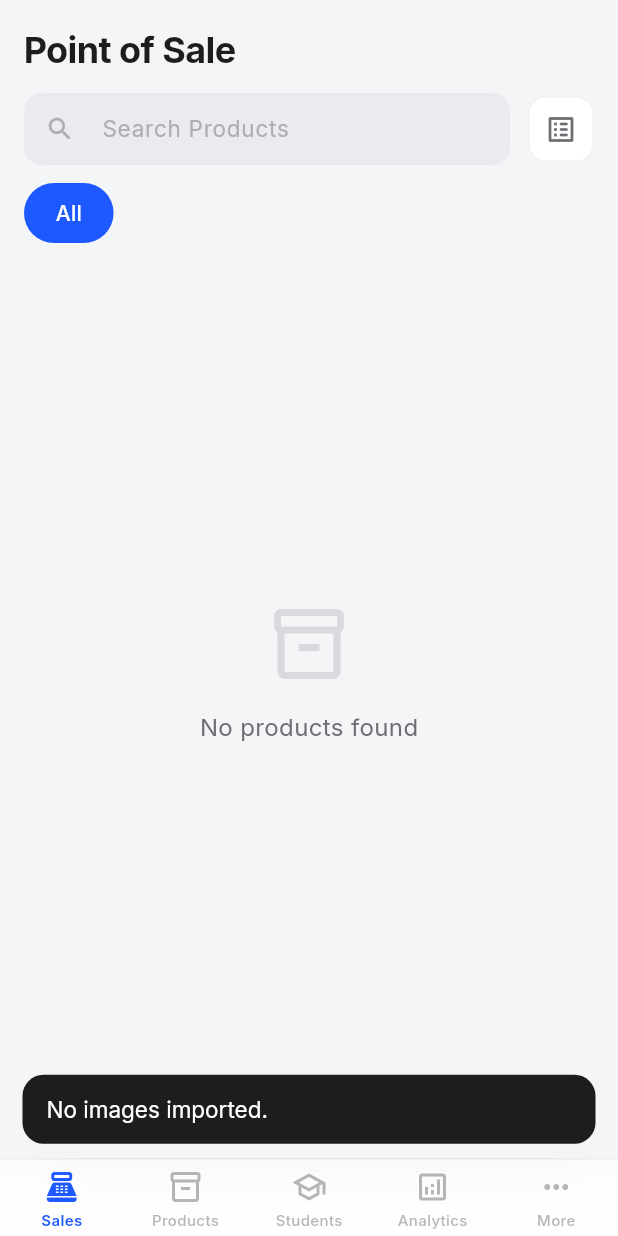
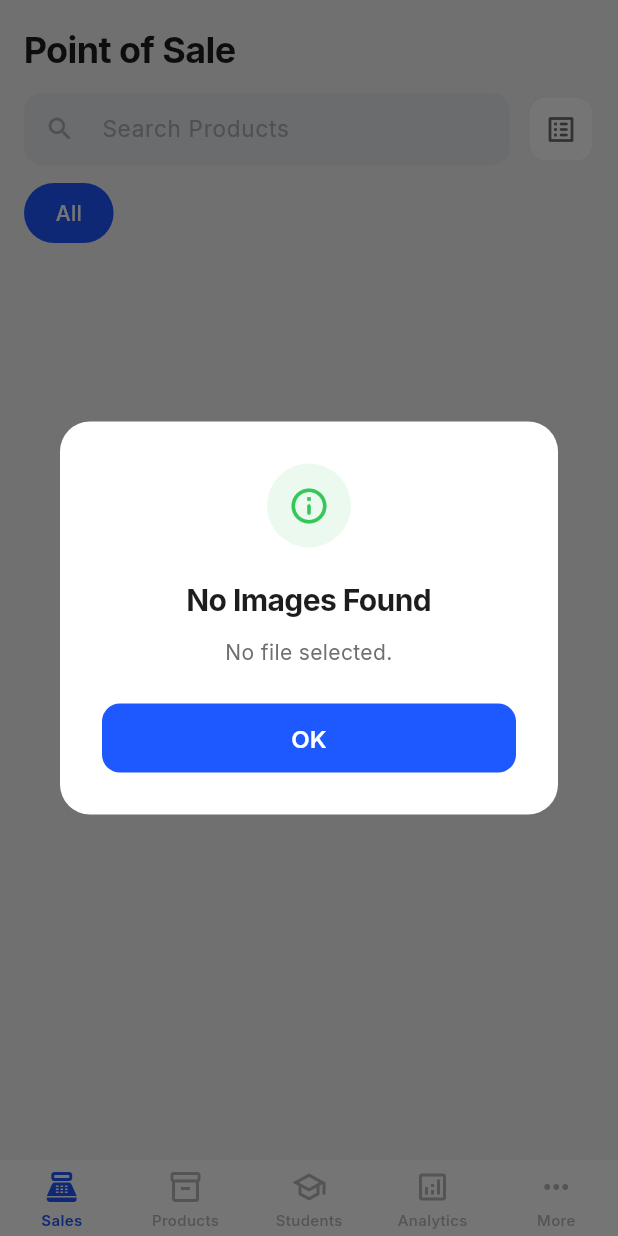
Before and after one commit to yaseen615/carbon-stores, a Flutter app: the _SettingsModalContent widget shown alone on an empty page, opened directly, after a tap on "Import Images Backup", on a phone screen of 412 x 824 dp. Run offline on Flutter 3.47's test engine with Material 3 defaults, Android fonts, the phone set to English and light mode, and no system bars; our stand-ins replace cloud_firestore, csv, file_picker, firebase_core, fl_chart, flutter_riverpod and 7 more; missing offline and left inert: dart:js_interop; accounts and stored records are empty.

Commit message:
Fix image import: use FileType.any for Android, add result popup dialog

```diff
--- a/lib/core/services/local_storage_service.dart
+++ b/lib/core/services/local_storage_service.dart
@@ -134,52 +134,82 @@ class LocalStorageService {
     return null;
   }
 
-  /// Import backup
-  Future<int> importBackup() async {
+  /// Import backup — returns a result with count and message for UI feedback.
+  Future<ImportResult> importBackup() async {
     try {
+      // Use FileType.any on mobile — FileType.custom with 'zip' is unreliable
+      // on many Android file managers (SAF doesn't respect extension filters).
       FilePickerResult? result = await FilePicker.pickFiles(
-        type: FileType.custom,
-        allowedExtensions: ['zip'],
-        withData: true, // Required for Web + Android content:// URIs
+        type: FileType.any,
+        withData: true,
       );
 
       if (result == null || result.files.isEmpty) {
-        debugPrint('[ImageImport] No file selected');
-        return 0;
+        return const ImportResult(count: 0, message: 'No file selected.');
       }
 
       final pickedFile = result.files.single;
+
+      // Validate that user picked a zip file
+      final fileName = pickedFile.name.toLowerCase();
+      if (!fileName.endsWith('.zip')) {
+        return ImportResult(
+          count: 0,
+          message: 'Please select a .zip file. Selected: ${pickedFile.name}',
+          isError: true,
+        );
+      }
+
       Uint8List? bytes = pickedFile.bytes;
 
       // On Android, bytes may be null even with withData: true for large files.
-      // Fall back to reading from the file path if available.
       if (bytes == null && pickedFile.path != null) {
         try {
           bytes = await File(pickedFile.path!).readAsBytes();
         } catch (e) {
-          debugPrint('[ImageImport] Failed to read file from path: $e');
-          return 0;
+          debugPrint('[ImageImport] Failed to read from path: $e');
+          return ImportResult(
+            count: 0,
+            message: 'Could not read file: $e',
+            isError: true,
+          );
         }
       }
 
       if (bytes == null || bytes.isEmpty) {
-        debugPrint('[ImageImport] No bytes available from picked file');
-        return 0;
+        return const ImportResult(
+          count: 0,
+          message: 'Selected file appears to be empty.',
+          isError: true,
+        );
       }
 
-      debugPrint('[ImageImport] Read ${bytes.length} bytes from zip');
+      debugPrint('[ImageImport] Read ${bytes.length} bytes from ${pickedFile.name}');
 
-      final archive = ZipDecoder().decodeBytes(bytes);
-      int restoredCount = 0;
+      final Archive archive;
+      try {
+        archive = ZipDecoder().decodeBytes(bytes);
+      } catch (e) {
+        return ImportResult(
+          count: 0,
+          message: 'Invalid zip file. Could not decode: $e',
+          isError: true,
+        );
+      }
 
       debugPrint('[ImageImport] Archive contains ${archive.length} entries');
+
+      if (archive.isEmpty) {
+        return const ImportResult(count: 0, message: 'Zip file contains no images.');
+      }
+
+      int restoredCount = 0;
 
       if (kIsWeb) {
         final prefs = await SharedPreferences.getInstance();
         for (final file in archive) {
           if (file.isFile) {
             final data = file.content as List<int>;
-            // Ensure web keys have img_ prefix
             var key = file.name;
             if (!key.startsWith('img_')) {
               key = 'img_$key';
@@ -198,31 +228,54 @@ class LocalStorageService {
         for (final file in archive) {
           if (file.isFile) {
             final data = file.content as List<int>;
-            // Strip img_ prefix if present (web exports use it, native doesn't)
-            var fileName = file.name;
-            if (fileName.startsWith('img_')) {
-              fileName = fileName.replaceFirst('img_', '');
+            var name = file.name;
+            if (name.startsWith('img_')) {
+              name = name.replaceFirst('img_', '');
             }
-            // Also strip any directory path components from zip entries
-            if (fileName.contains('/')) {
-              fileName = fileName.split('/').last;
+            if (name.contains('/')) {
+              name = name.split('/').last;
             }
-            if (fileName.isEmpty) continue;
+            if (name.isEmpty) continue;
 
-            final localFile = File('${imagesDir.path}/$fileName');
+            final localFile = File('${imagesDir.path}/$name');
             await localFile.writeAsBytes(data);
-            debugPrint('[ImageImport] Restored: $fileName (${data.length} bytes)');
+            debugPrint('[ImageImport] Restored: $name (${data.length} bytes)');
             restoredCount++;
           }
         }
       }
 
       debugPrint('[ImageImport] Total restored: $restoredCount');
-      return restoredCount;
+
+      if (restoredCount == 0) {
+        return const ImportResult(count: 0, message: 'Zip file had no image files to restore.');
+      }
+
+      return ImportResult(
+        count: restoredCount,
+        message: 'Successfully restored $restoredCount image${restoredCount == 1 ? '' : 's'}!',
+      );
     } catch (e, stack) {
-      debugPrint('[ImageImport] Error during import: $e');
+      debugPrint('[ImageImport] Error: $e');
       debugPrint('[ImageImport] Stack: $stack');
-      rethrow;
+      return ImportResult(
+        count: 0,
+        message: 'Import failed: $e',
+        isError: true,
+      );
     }
   }
 }
+
+/// Result of an image import operation.
+class ImportResult {
+  final int count;
+  final String message;
+  final bool isError;
+
+  const ImportResult({
+    required this.count,
+    required this.message,
+    this.isError = false,
+  });
+}
--- a/lib/features/shell/app_shell.dart
+++ b/lib/features/shell/app_shell.dart
@@ -960,26 +960,105 @@ class _SettingsModalContent extends ConsumerWidget {
 
   void _importImages(BuildContext context) async {
     Navigator.pop(context);
-    try {
-      final count = await LocalStorageService().importBackup();
-      if (context.mounted) {
-        if (count > 0) {
-          ScaffoldMessenger.of(context).showSnackBar(
-            SnackBar(content: Text('Successfully restored $count images.')),
-          );
-        } else {
-          ScaffoldMessenger.of(context).showSnackBar(
-            const SnackBar(content: Text('No images imported.')),
-          );
-        }
-      }
-    } catch (e) {
-      if (context.mounted) {
-        ScaffoldMessenger.of(context).showSnackBar(
-          SnackBar(content: Text('Import failed: $e')),
-        );
-      }
-    }
+
+    // Show loading indicator
+    ScaffoldMessenger.of(context).showSnackBar(
+      const SnackBar(content: Text('Picking file...')),
+    );
+
+    final result = await LocalStorageService().importBackup();
+
+    if (!context.mounted) return;
+
+    // Clear loading snackbar
+    ScaffoldMessenger.of(context).hideCurrentSnackBar();
+
+    final cs = Theme.of(context).colorScheme;
+    final pos = context.pos;
+
+    // Show result dialog
+    showDialog(
+      context: context,
+      builder: (ctx) => Dialog(
+        shape: RoundedRectangleBorder(borderRadius: BorderRadius.circular(20)),
+        elevation: 0,
+        backgroundColor: cs.surface,
+        child: ConstrainedBox(
+          constraints: const BoxConstraints(maxWidth: 360),
+          child: Padding(
+            padding: const EdgeInsets.all(28),
+            child: Column(
+              mainAxisSize: MainAxisSize.min,
+              children: [
+                Container(
+                  width: 56,
+                  height: 56,
+                  decoration: BoxDecoration(
+                    color: (result.isError ? pos.error : pos.success)
+                        .withValues(alpha: 0.1),
+                    shape: BoxShape.circle,
+                  ),
+                  child: Icon(
+                    result.isError
+                        ? Icons.error_outline_rounded
+                        : result.count > 0
+                            ? Icons.check_circle_outline_rounded
+                            : Icons.info_outline_rounded,
+                    color: result.isError ? pos.error : pos.success,
+                    size: 28,
+                  ),
+                ),
+                const SizedBox(height: 20),
+                Text(
+                  result.isError
+                      ? 'Import Failed'
+                      : result.count > 0
+                          ? 'Import Successful'
+                          : 'No Images Found',
+                  style: GoogleFonts.inter(
+                    fontSize: 20,
+                    fontWeight: FontWeight.w700,
+                    color: cs.onSurface,
+                    letterSpacing: -0.4,
+                  ),
+                ),
+                const SizedBox(height: 10),
+                Text(
+                  result.message,
+                  textAlign: TextAlign.center,
+                  style: GoogleFonts.inter(
+                    fontSize: 14,
+                    color: cs.onSurfaceVariant,
+                    height: 1.5,
+                  ),
+                ),
+                const SizedBox(height: 24),
+                SizedBox(
+                  width: double.infinity,
+                  height: 46,
+                  child: ElevatedButton(
+                    onPressed: () => Navigator.pop(ctx),
+                    style: ElevatedButton.styleFrom(
+                      backgroundColor:
+                          result.isError ? pos.error : cs.primary,
+                      foregroundColor: Colors.white,
+                      elevation: 0,
+                      shape: RoundedRectangleBorder(
+                        borderRadius: BorderRadius.circular(12),
+                      ),
+                    ),
+                    child: Text(
+                      'OK',
+                      style: GoogleFonts.inter(fontWeight: FontWeight.w600),
+                    ),
+                  ),
+                ),
+              ],
+            ),
+          ),
+        ),
+      ),
+    );
   }
 }
 
```
